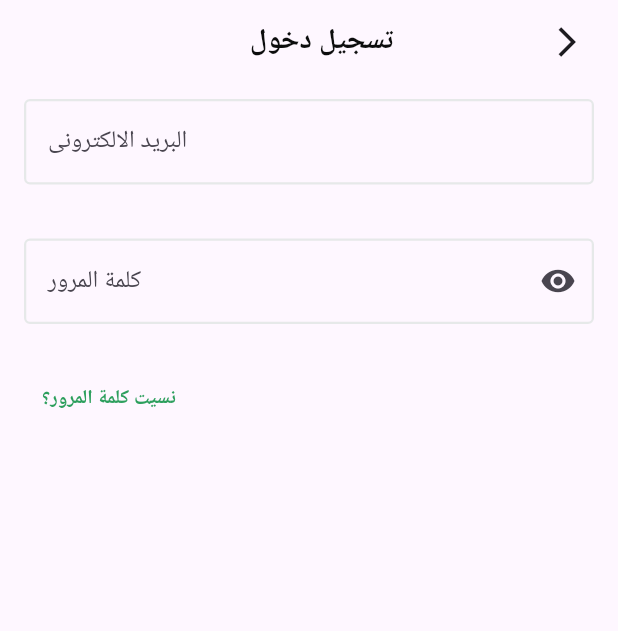
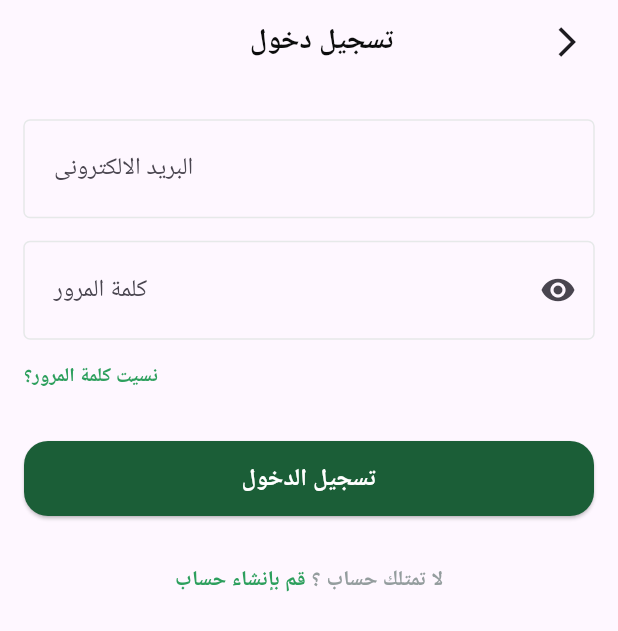
Before and after one commit to MohamedElnegouly/nti_training, a Flutter app: the screen it shows after launch, on a phone screen of 412 x 824 dp. Shown: the top 631 px of the screen. Run offline on Flutter 3.47's test engine with Material 3 defaults, Android fonts, the phone set to English and light mode, and no system bars; Roboto replaces fonts that are missing (Cairo).

Commit message:
custom button and custom text

```diff
--- a/lib/features/auth/presentation/views/signIn.dart
+++ b/lib/features/auth/presentation/views/signIn.dart
@@ -1,7 +1,10 @@
 import 'package:flutter/material.dart';
+import 'package:training_app/features/auth/presentation/widgets/custom_button.dart';
 import 'package:training_app/features/auth/presentation/widgets/custom_text_form_field.dart';
 
 import '../widgets/CustomAppBar.dart';
+import '../widgets/custom_text.dart';
+import '../widgets/custom_text_after_button.dart';
 
 class SignIn extends StatelessWidget {
   const SignIn({super.key});
@@ -10,37 +13,34 @@ class SignIn extends StatelessWidget {
   Widget build(BuildContext context) {
     return Scaffold(
       appBar: customAppBar(),
-      body: Column(
+      body: const Column(
         crossAxisAlignment: CrossAxisAlignment.start,
         children: [
-          const CustomTextFormField(
+          SizedBox(
+            height: 24,
+          ),
+          CustomTextFormField(
             hintText: "البريد الالكترونى",
           ),
-          const SizedBox(
+          SizedBox(
             height: 16,
           ),
-          const CustomTextFormField(
+          CustomTextFormField(
             hintText: "كلمة المرور",
             suffixIcon: Icon(Icons.visibility),
           ),
-          const SizedBox(
+          SizedBox(
             height: 16,
           ),
-          Padding(
-            padding: const EdgeInsets.only(left: 16),
-            child: TextButton(
-              onPressed: () {},
-              child: const Text(
-                'نسيت كلمة المرور؟',
-                style: TextStyle(
-                  color: Color(0xFF2D9F5D) /* Green1-600 */,
-                  fontSize: 13,
-                  fontFamily: 'Cairo',
-                  fontWeight: FontWeight.w600,
-                ),
-              ),
-            ),
+          CustomText(),
+          SizedBox(
+            height: 33,
           ),
+          CustomButton(),
+          SizedBox(
+            height: 33,
+          ),
+          CustomTextAfterButton()
         ],
       ),
     );
--- /dev/null
+++ b/lib/features/auth/presentation/widgets/custom_button.dart
@@ -0,0 +1,31 @@
+import 'package:flutter/material.dart';
+
+class CustomButton extends StatelessWidget {
+  const CustomButton({super.key});
+
+  @override
+  Widget build(BuildContext context) {
+    return Container(
+      width: double.infinity,
+      height: 50,
+      margin: const EdgeInsets.symmetric(horizontal: 16),
+      child: ElevatedButton(
+        onPressed: () {},
+        style: ElevatedButton.styleFrom(
+          backgroundColor: const Color(0xFF1B5E37), // Green1-600
+          shape: RoundedRectangleBorder(
+            borderRadius: BorderRadius.circular(16),
+          ),
+        ),
+        child: const Text(
+          'تسجيل الدخول',
+          style: TextStyle(
+              fontSize: 16,
+              fontFamily: 'Cairo',
+              fontWeight: FontWeight.w600,
+              color: Colors.white),
+        ),
+      ),
+    );
+  }
+}
--- /dev/null
+++ b/lib/features/auth/presentation/widgets/custom_text.dart
@@ -0,0 +1,28 @@
+import 'package:flutter/material.dart';
+
+class CustomText extends StatelessWidget {
+  const CustomText({
+    super.key,
+  });
+
+  @override
+  Widget build(BuildContext context) {
+    return Padding(
+      padding: const EdgeInsets.only(left: 16),
+      child: GestureDetector(
+        onTap: () {
+          debugPrint("نسيت كلمة المرور اضغطت عليها ✅");
+        },
+        child: const Text(
+          'نسيت كلمة المرور؟',
+          style: TextStyle(
+            color: Color(0xFF2D9F5D) /* Green1-600 */,
+            fontSize: 13,
+            fontFamily: 'Cairo',
+            fontWeight: FontWeight.w600,
+          ),
+        ),
+      ),
+    );
+  }
+}
--- /dev/null
+++ b/lib/features/auth/presentation/widgets/custom_text_after_button.dart
@@ -0,0 +1,41 @@
+
+import 'package:flutter/material.dart';
+
+class CustomTextAfterButton extends StatelessWidget {
+  const CustomTextAfterButton({
+    super.key,
+  });
+
+  @override
+  Widget build(BuildContext context) {
+    return Row(
+      mainAxisAlignment: MainAxisAlignment.center,
+      children: [
+        GestureDetector(
+          onTap: () {
+            debugPrint("اضغطت على انشاء حساب ✅");
+          },
+          child: const Text(
+            'قم بإنشاء حساب',
+            style: TextStyle(
+              fontSize: 14,
+              fontFamily: 'Cairo',
+              fontWeight: FontWeight.w600,
+              color: Color(0xFF2D9F5D), // Green1-600
+            ),
+          ),
+        ),
+        const SizedBox(width: 4),
+        const Text(
+          'لا تمتلك حساب ؟',
+          style: TextStyle(
+            fontSize: 14,
+            fontFamily: 'Cairo',
+            fontWeight: FontWeight.w600,
+            color: Color(0xFF949D9E), // Green1-600
+          ),
+        ),
+      ],
+    );
+  }
+}
--- a/lib/features/auth/presentation/widgets/custom_text_form_field.dart
+++ b/lib/features/auth/presentation/widgets/custom_text_form_field.dart
@@ -21,10 +21,8 @@ class CustomTextFormField extends StatelessWidget {
 
   @override
   Widget build(BuildContext context) {
-    return Container(
-      padding: const EdgeInsets.symmetric(horizontal: 16, vertical: 10),
-
-      //margin: const EdgeInsets.symmetric(horizontal: 16, vertical: 8),
+    return Padding(
+      padding: const EdgeInsets.only(left: 16, right: 16),
       child: TextFormField(
         key: fieldKey,
         onChanged: onChanged,
@@ -35,6 +33,11 @@ class CustomTextFormField extends StatelessWidget {
           border: borderDecoration(),
           focusedBorder: borderDecoration(),
           enabledBorder: borderDecoration(),
+          isDense: false,
+          contentPadding: const EdgeInsets.symmetric(
+            vertical: 20,
+            horizontal: 16,
+          ),
         ),
         keyboardType: keyboardType,
       ),
@@ -43,8 +46,9 @@ class CustomTextFormField extends StatelessWidget {
 
   OutlineInputBorder borderDecoration() => OutlineInputBorder(
         borderSide: const BorderSide(
-          color: Color(0xFFE6E9E9), // Grayscale-950
-          width: 1.5,
+          width: 1,
+          strokeAlign: BorderSide.strokeAlignCenter,
+          color: Color(0xFFE6E9E9),
         ),
         borderRadius: BorderRadius.circular(4),
       );
```
